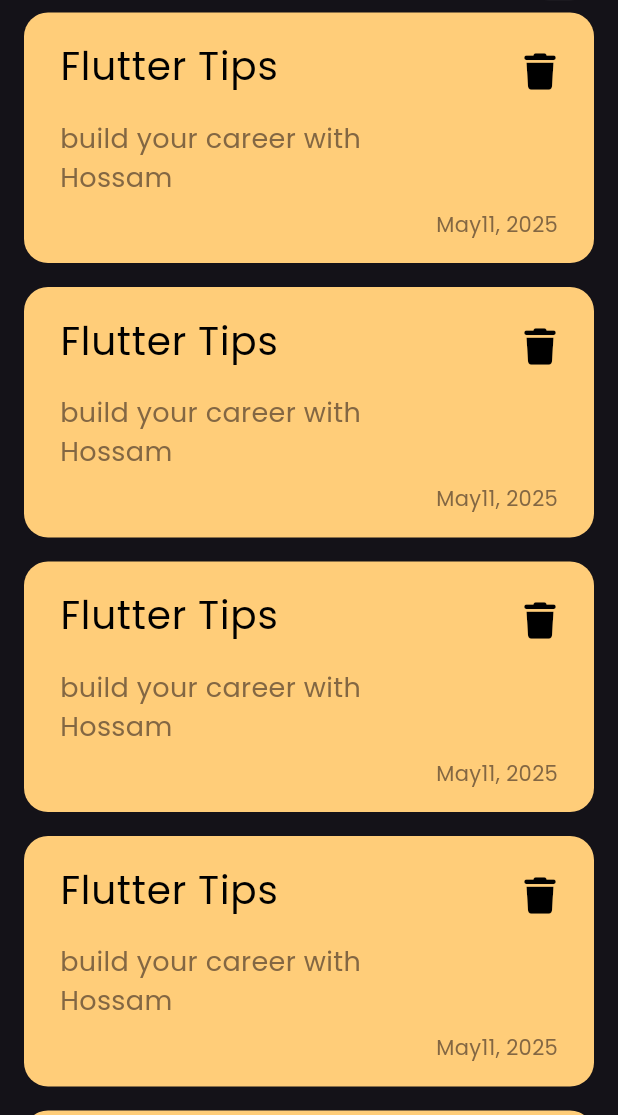
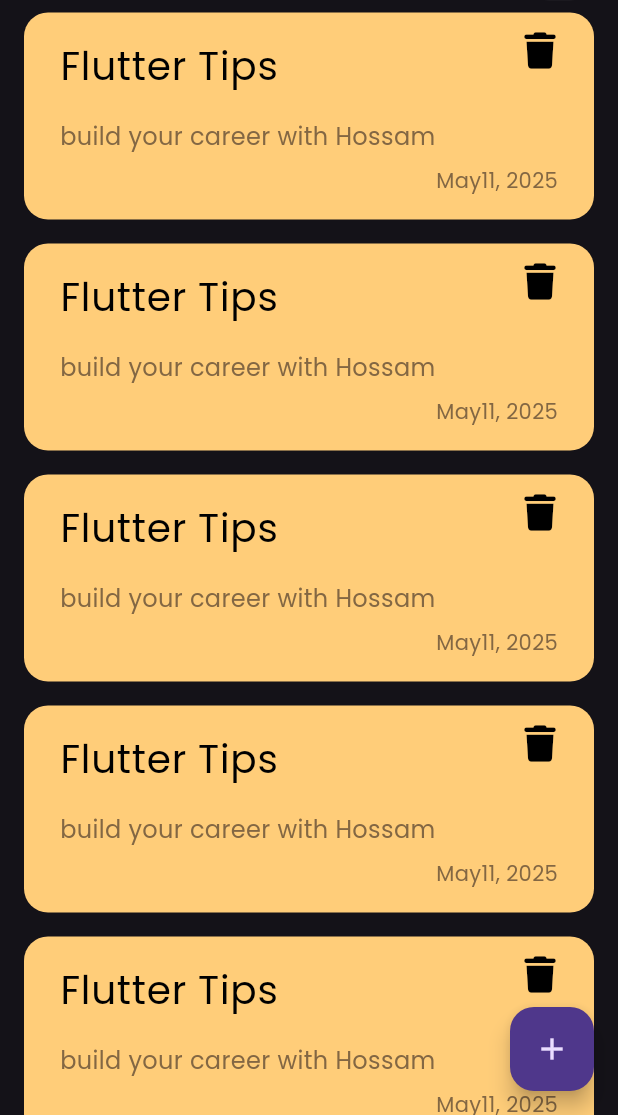
Before and after one commit to hossamramadan115/notes_app, a Flutter app: the screen it shows after launch, on a phone screen of 412 x 824 dp, the part 121-1236 px from its top. Run offline on Flutter 3.47's test engine with Material 3 defaults, Android fonts, the phone set to English and light mode, and no system bars; our stand-ins replace font_awesome_flutter.

Commit message:
add floating action button

```diff
--- a/lib/views/notes_view.dart
+++ b/lib/views/notes_view.dart
@@ -6,8 +6,12 @@ class NotesView extends StatelessWidget {
 
   @override
   Widget build(BuildContext context) {
-    return const Scaffold(
-      body: NotesViewBody(),
+    return Scaffold(
+      floatingActionButton: FloatingActionButton(
+        onPressed: () {},
+        child: Icon(Icons.add),
+      ),
+      body: const NotesViewBody(),
     );
   }
 }
--- a/lib/views/widgets/custom_note-item.dart
+++ b/lib/views/widgets/custom_note-item.dart
@@ -1,6 +1,5 @@
 import 'package:flutter/material.dart';
 import 'package:font_awesome_flutter/font_awesome_flutter.dart';
-
 
 class NoteItem extends StatelessWidget {
   const NoteItem({super.key});
@@ -25,7 +24,7 @@ class NoteItem extends StatelessWidget {
             subtitle: const Text(
               'build your career with Hossam',
               style: TextStyle(
-                fontSize: 18,
+                fontSize: 16,
                 color: Color(0xff836743),
               ),
             ),
@@ -33,7 +32,7 @@ class NoteItem extends StatelessWidget {
               offset: Offset(12, -30),
               child: IconButton(
                 onPressed: () {},
-                icon:const Icon(FontAwesomeIcons.trash, color: Colors.black),
+                icon: const Icon(FontAwesomeIcons.trash, color: Colors.black),
               ),
             ),
           ),
```
